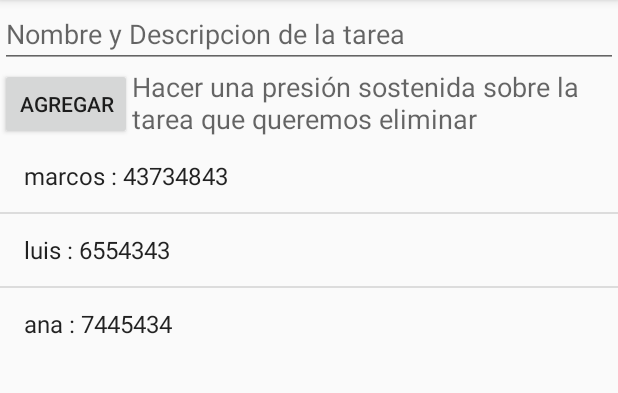
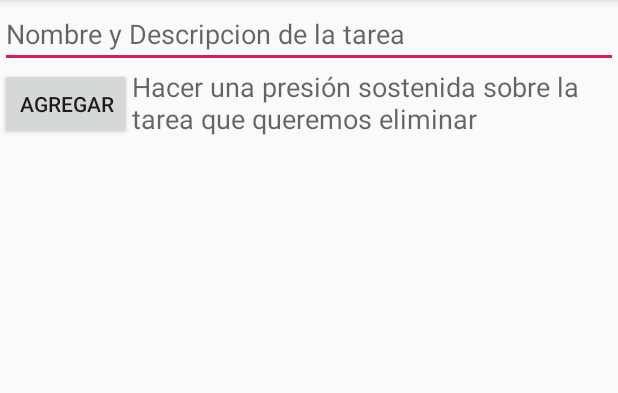
Before and after one commit to FabioxUchiha/TODOList, an Android app: the screen it shows after launch (MainActivity), on a phone screen of 412 x 824 dp, the part 84-477 px from its top. Run offline under Robolectric (Android 15) with nearby library versions, the phone set to English and light mode, and no system bars.

```diff
--- a/app/src/main/java/com/electiva1/todolist/MainActivity.kt
+++ b/app/src/main/java/com/electiva1/todolist/MainActivity.kt
@@ -8,7 +8,9 @@ import android.widget.ArrayAdapter
 import android.widget.ListView
 import android.view.View
 import android.widget.AdapterView
-import java.util.ArrayList
+import kotlinx.android.synthetic.main.activity_main.*
+import java.util.*
+import kotlin.collections.ArrayList
 
 
 class MainActivity : AppCompatActivity() {
@@ -21,10 +23,9 @@ class MainActivity : AppCompatActivity() {
         super.onCreate(savedInstanceState)
         setContentView(R.layout.activity_main)
 
+        leerArchivo()
+
         tareas = ArrayList()
-        tareas!!.add("marcos : 43734843")
-        tareas!!.add("luis : 6554343")
-        tareas!!.add("ana : 7445434")
         adaptador1 = ArrayAdapter<String>(this, android.R.layout.simple_list_item_1, tareas!!)
         lv1 = findViewById(R.id.listView) as ListView
         lv1!!.adapter = adaptador1
@@ -47,9 +48,26 @@ class MainActivity : AppCompatActivity() {
         }
     }
 
+    fun leerArchivo(){
+        val scan = Scanner(
+            getResources().openRawResource(R.raw.tareas))
+
+        var allText = ""
+        while (scan.hasNextLine()) {
+            val line = scan.nextLine()
+            allText += line
+        }
+        scan.close()
+
+    }
+
+
     fun agregar(v: View) {
         tareas!!.add(et1!!.text.toString())
         adaptador1!!.notifyDataSetChanged()
         et1!!.setText("")
+
     }
+
+
 }
```
